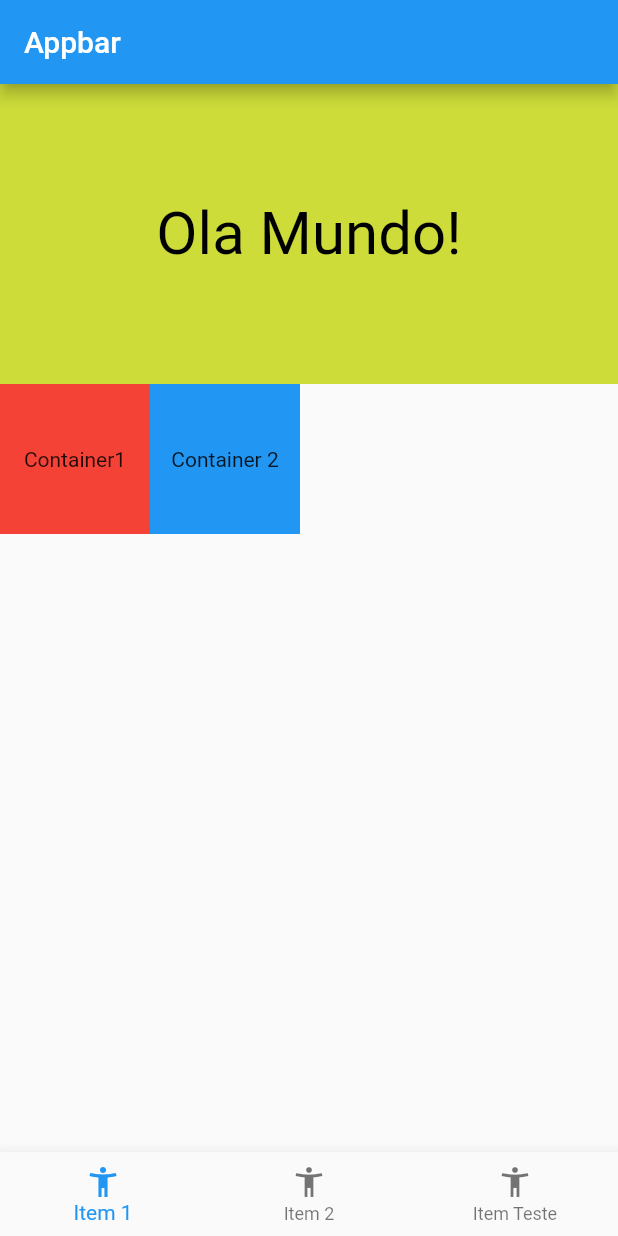
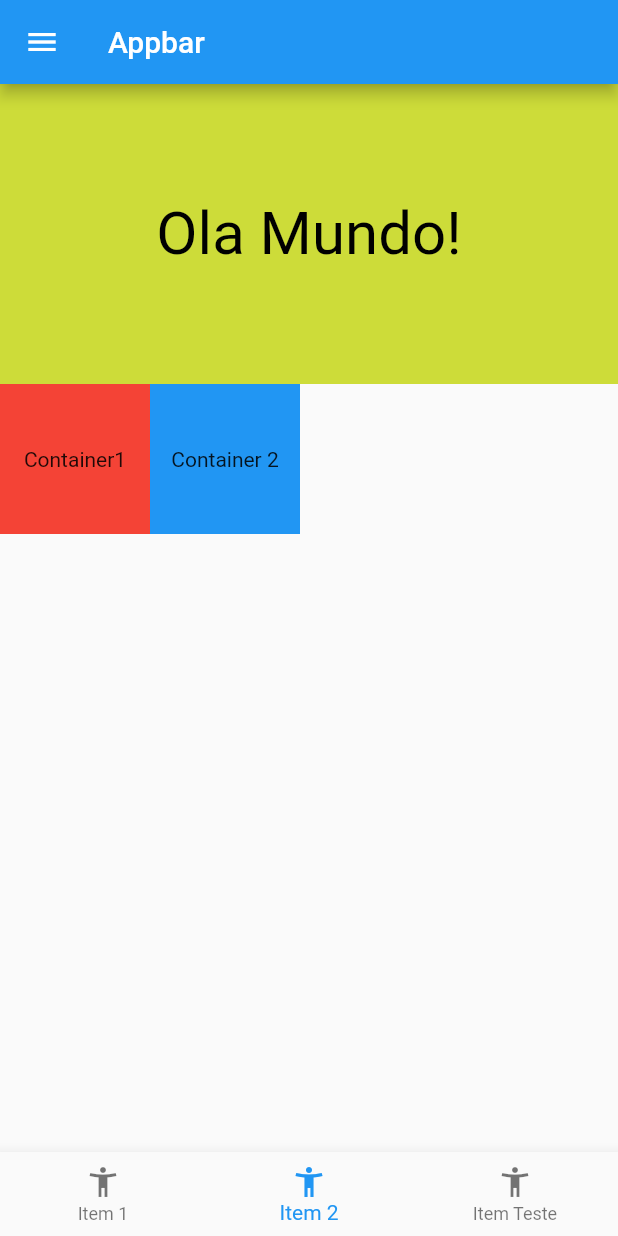
Before and after one commit to NicolasXM/todolist, a Flutter app: the screen it shows after launch, on a phone screen of 412 x 824 dp. Run offline on Flutter 3.47's test engine with Material 2 defaults, Android fonts, the phone set to English and light mode, and no system bars.

Commit message:
Trabalhando Drawer e Page View
Trabalhando Drawer e Page View

```diff
--- a/lib/pages/home_page.dart
+++ b/lib/pages/home_page.dart
@@ -1,7 +1,15 @@
 import 'package:flutter/material.dart';
+import 'package:todolist/pages/pages_views/one_page.dart';
 
-class HomePage extends StatelessWidget {
+class HomePage extends StatefulWidget {
+  @override
+  State<HomePage> createState() => _HomePageState();
+}
+
+class _HomePageState extends State<HomePage> {
   PageController _pageController = PageController();
+
+  int indexBottomNavigationBar = 1;
 
   @override
   Widget build(BuildContext context) {
@@ -9,44 +17,11 @@ class HomePage extends StatelessWidget {
       appBar: AppBar(
         title: Text("Appbar"),
       ),
+      drawer: Drawer(),
       body: PageView(
         controller: _pageController,
         children: [
-          Column(children: [
-            Container(
-              height: 200,
-              width: MediaQuery.of(context).size.width,
-              decoration: BoxDecoration(
-                color: Colors.lime,
-              ),
-              child: Center(
-                child: Text(
-                  'Ola Mundo!',
-                  style: TextStyle(color: Colors.black, fontSize: 40),
-                ),
-              ),
-            ),
-            Row(
-              children: [
-                Container(
-                  color: Colors.red,
-                  height: 100,
-                  width: 100,
-                  child: Center(
-                    child: Text('Container1'),
-                  ),
-                ),
-                Container(
-                  color: Colors.blue,
-                  height: 100,
-                  width: 100,
-                  child: Center(
-                    child: Text('Container 2'),
-                  ),
-                )
-              ],
-            )
-          ]),
+          OnePage(),
           Container(
             color: Colors.red,
           ),
@@ -56,7 +31,15 @@ class HomePage extends StatelessWidget {
         ],
       ),
       bottomNavigationBar: BottomNavigationBar(
-        onTap: (int index) => _pageController.jumpToPage(index),
+        currentIndex: indexBottomNavigationBar,
+        onTap: (int page) {
+          setState(() {
+            indexBottomNavigationBar = page;
+          });
+
+          _pageController.animateToPage(page,
+              duration: Duration(milliseconds: 300), curve: Curves.ease);
+        },
         items: [
           BottomNavigationBarItem(
               icon: Icon(Icons.accessibility_new_outlined), label: 'Item 1'),
--- /dev/null
+++ b/lib/pages/pages_views/one_page.dart
@@ -0,0 +1,44 @@
+import 'package:flutter/material.dart';
+
+class OnePage extends StatelessWidget {
+  const OnePage({Key? key}) : super(key: key);
+
+  @override
+  Widget build(BuildContext context) {
+    return Column(children: [
+      Container(
+        height: 200,
+        width: MediaQuery.of(context).size.width,
+        decoration: BoxDecoration(
+          color: Colors.lime,
+        ),
+        child: Center(
+          child: Text(
+            'Ola Mundo!',
+            style: TextStyle(color: Colors.black, fontSize: 40),
+          ),
+        ),
+      ),
+      Row(
+        children: [
+          Container(
+            color: Colors.red,
+            height: 100,
+            width: 100,
+            child: Center(
+              child: Text('Container1'),
+            ),
+          ),
+          Container(
+            color: Colors.blue,
+            height: 100,
+            width: 100,
+            child: Center(
+              child: Text('Container 2'),
+            ),
+          )
+        ],
+      )
+    ]);
+  }
+}
```
